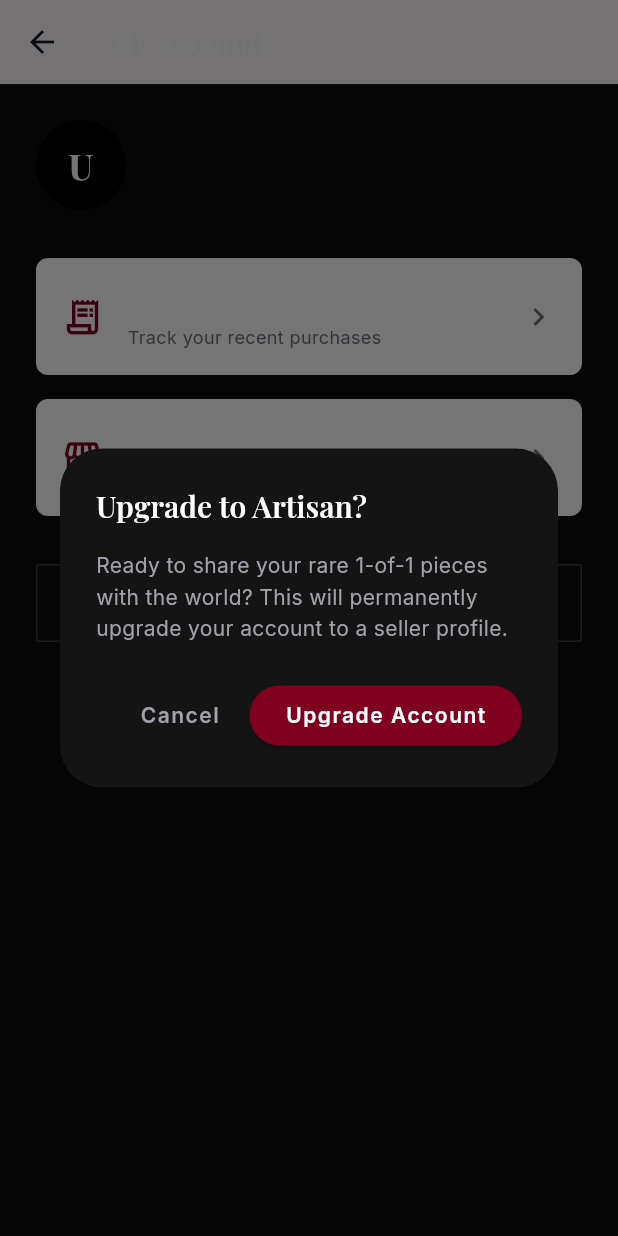
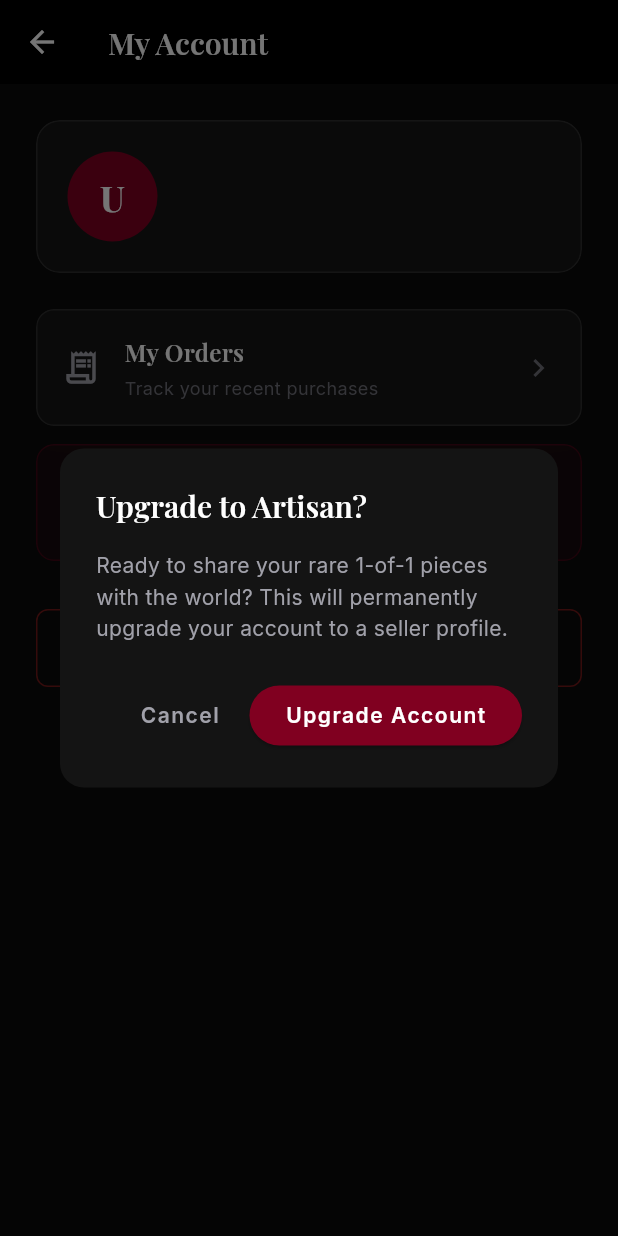
Before and after one commit to GoldenArt-U/GoldenArt, a Flutter app: the BuyerProfileScreen screen opened directly, after a tap on "Become an Artisan", on a phone screen of 412 x 824 dp. Run offline on Flutter 3.47's test engine with Material 3 defaults, Android fonts, the phone set to English and light mode, and no system bars; our stand-ins replace cached_network_image, cloud_firestore, firebase_auth, firebase_core, firebase_storage, google_fonts and 1 more; accounts and stored records are empty; network calls fail.

Commit message:
fix: auth routing and dark theme for buyer profile screen

```diff
--- a/lib/screens/buyer_profile_screen.dart
+++ b/lib/screens/buyer_profile_screen.dart
@@ -1,9 +1,10 @@
+import 'dart:ui';
 import 'package:flutter/material.dart';
 import 'package:provider/provider.dart';
 import 'package:artisan_market/providers/auth_provider.dart';
 import 'package:artisan_market/screens/orders_screen.dart';
+import 'package:artisan_market/screens/auth_screen.dart';
 import 'package:artisan_market/utils/constants.dart';
-import 'package:artisan_market/screens/auth_screen.dart';
 
 class BuyerProfileScreen extends StatelessWidget {
   const BuyerProfileScreen({super.key});
@@ -15,10 +16,9 @@ class BuyerProfileScreen extends StatelessWidget {
     return Scaffold(
       backgroundColor: AppColors.background,
       appBar: AppBar(
-        backgroundColor: Colors.white,
-        elevation: 0.5,
-        shadowColor: AppColors.border,
-        iconTheme: const IconThemeData(color: Color(0xFF0F172A)),
+        backgroundColor: Colors.black,
+        elevation: 0,
+        iconTheme: const IconThemeData(color: Colors.white),
         title: Text('My Account', style: AppTextStyles.heading3),
         centerTitle: false,
       ),
@@ -27,15 +27,30 @@ class BuyerProfileScreen extends StatelessWidget {
         child: Column(
           crossAxisAlignment: CrossAxisAlignment.start,
           children: [
-            // User Info
-            Row(
+            // ── User Info Glass Card ─────────────────────────────────────
+            ClipRRect(
+              borderRadius: BorderRadius.circular(16),
+              child: BackdropFilter(
+                filter: ImageFilter.blur(sigmaX: 12, sigmaY: 12),
+                child: Container(
+                  padding: const EdgeInsets.all(20),
+                  decoration: BoxDecoration(
+                    color: Colors.white.withOpacity(0.05),
+                    borderRadius: BorderRadius.circular(16),
+                    border:
+                        Border.all(color: Colors.white.withOpacity(0.1)),
+                  ),
+                  child: Row(
                     children: [
                       CircleAvatar(
                         radius: 30,
-                  backgroundColor: AppColors.dark,
+                        backgroundColor: AppColors.primary,
                         child: Text(
-                    auth.userName.isNotEmpty ? auth.userName[0].toUpperCase() : 'U',
-                    style: AppTextStyles.heading2.copyWith(color: Colors.white),
+                          auth.userName.isNotEmpty
+                              ? auth.userName[0].toUpperCase()
+                              : 'U',
+                          style: AppTextStyles.heading2
+                              .copyWith(color: Colors.white),
                         ),
                       ),
                       const SizedBox(width: 16),
@@ -43,37 +58,48 @@ class BuyerProfileScreen extends StatelessWidget {
                         child: Column(
                           crossAxisAlignment: CrossAxisAlignment.start,
                           children: [
-                      Text(auth.userName, style: AppTextStyles.heading3),
+                            Text(auth.userName,
+                                style: AppTextStyles.heading3),
                             const SizedBox(height: 4),
-                      Text(auth.user?.email ?? 'Membre GoldenArt', style: AppTextStyles.bodyMedium.copyWith(color: AppColors.textMedium)),
+                            Text(
+                              auth.user?.email ?? 'Membre GoldenArt',
+                              style: AppTextStyles.caption,
+                            ),
                           ],
                         ),
                       ),
                     ],
                   ),
-            const SizedBox(height: 32),
+                ),
+              ),
+            ),
+            const SizedBox(height: 24),
 
-            // Orders
+            // ── Menu Items ───────────────────────────────────────────────
             _menuItem(
               icon: Icons.receipt_long_outlined,
               title: 'My Orders',
               subtitle: 'Track your recent purchases',
-              onTap: () {
-                Navigator.push(context, MaterialPageRoute(builder: (_) => const OrdersScreen()));
-              },
+              onTap: () => Navigator.push(context,
+                  MaterialPageRoute(
+                      builder: (_) => const OrdersScreen())),
             ),
-            const SizedBox(height: 16),
+            const SizedBox(height: 12),
 
-            // Apply to be an Artisan
             _menuItem(
               icon: Icons.storefront_outlined,
               title: 'Become an Artisan',
               subtitle: 'List your 1-of-1 unique creations',
+              accent: true,
               onTap: () {
                 showDialog(
                   context: context,
                   builder: (ctx) => AlertDialog(
-                    title: Text('Upgrade to Artisan?', style: AppTextStyles.heading3),
+                    backgroundColor: AppColors.surface,
+                    shape: RoundedRectangleBorder(
+                        borderRadius: BorderRadius.circular(16)),
+                    title: Text('Upgrade to Artisan?',
+                        style: AppTextStyles.heading3),
                     content: Text(
                       'Ready to share your rare 1-of-1 pieces with the world? '
                       'This will permanently upgrade your account to a seller profile.',
@@ -82,7 +108,9 @@ class BuyerProfileScreen extends StatelessWidget {
                     actions: [
                       TextButton(
                         onPressed: () => Navigator.pop(ctx),
-                        child: Text('Cancel', style: AppTextStyles.button.copyWith(color: AppColors.textMedium)),
+                        child: Text('Cancel',
+                            style: AppTextStyles.button
+                                .copyWith(color: AppColors.textMedium)),
                       ),
                       ElevatedButton(
                         onPressed: () async {
@@ -90,13 +118,19 @@ class BuyerProfileScreen extends StatelessWidget {
                           await auth.upgradeToSeller();
                           if (context.mounted) {
                             ScaffoldMessenger.of(context).showSnackBar(
-                              SnackBar(content: Text('Welcome to GoldenArt Studio!'), backgroundColor: AppColors.success),
+                              SnackBar(
+                                  content: Text(
+                                      'Welcome to GoldenArt Studio!'),
+                                  backgroundColor: AppColors.primary),
                             );
-                            Navigator.pop(context); // Pop profile to return home, profile button will now route to dashboard.
+                            Navigator.pop(context);
                           }
                         },
-                        style: ElevatedButton.styleFrom(backgroundColor: AppColors.primary),
-                        child: Text('Upgrade Account', style: AppTextStyles.button.copyWith(color: Colors.white)),
+                        style: ElevatedButton.styleFrom(
+                            backgroundColor: AppColors.primary),
+                        child: Text('Upgrade Account',
+                            style: AppTextStyles.button
+                                .copyWith(color: Colors.white)),
                       ),
                     ],
                   ),
@@ -105,7 +139,7 @@ class BuyerProfileScreen extends StatelessWidget {
             ),
             const SizedBox(height: 32),
 
-            // Logout
+            // ── Logout Button ─────────────────────────────────────────────
             SizedBox(
               width: double.infinity,
               child: OutlinedButton(
@@ -114,17 +148,22 @@ class BuyerProfileScreen extends StatelessWidget {
                   if (context.mounted) {
                     Navigator.pushAndRemoveUntil(
                       context,
-                      MaterialPageRoute(builder: (_) => const AuthScreen()),
+                      MaterialPageRoute(
+                          builder: (_) => const AuthScreen()),
                       (r) => false,
                     );
                   }
                 },
                 style: OutlinedButton.styleFrom(
                   padding: const EdgeInsets.symmetric(vertical: 16),
-                  side: BorderSide(color: AppColors.border),
-                  shape: RoundedRectangleBorder(borderRadius: BorderRadius.circular(2)),
+                  side: BorderSide(
+                      color: AppColors.error.withOpacity(0.5)),
+                  shape: RoundedRectangleBorder(
+                      borderRadius: BorderRadius.circular(8)),
                 ),
-                child: Text('Log Out', style: AppTextStyles.button.copyWith(color: AppColors.dark)),
+                child: Text('Log Out',
+                    style: AppTextStyles.button
+                        .copyWith(color: AppColors.error)),
               ),
             ),
           ],
@@ -133,20 +172,39 @@ class BuyerProfileScreen extends StatelessWidget {
     );
   }
 
-  Widget _menuItem({required IconData icon, required String title, required String subtitle, required VoidCallback onTap}) {
+  Widget _menuItem({
+    required IconData icon,
+    required String title,
+    required String subtitle,
+    required VoidCallback onTap,
+    bool accent = false,
+  }) {
     return InkWell(
       onTap: onTap,
-      borderRadius: BorderRadius.circular(8),
+      borderRadius: BorderRadius.circular(12),
+      child: ClipRRect(
+        borderRadius: BorderRadius.circular(12),
+        child: BackdropFilter(
+          filter: ImageFilter.blur(sigmaX: 10, sigmaY: 10),
           child: Container(
             padding: const EdgeInsets.all(16),
             decoration: BoxDecoration(
-          color: Colors.white,
-          border: Border.all(color: AppColors.border),
-          borderRadius: BorderRadius.circular(8),
+              color: accent
+                  ? AppColors.primary.withOpacity(0.1)
+                  : Colors.white.withOpacity(0.05),
+              borderRadius: BorderRadius.circular(12),
+              border: Border.all(
+                color: accent
+                    ? AppColors.primary.withOpacity(0.4)
+                    : Colors.white.withOpacity(0.1),
+              ),
             ),
             child: Row(
               children: [
-            Icon(icon, size: 28, color: AppColors.primary),
+                Icon(icon,
+                    size: 26,
+                    color:
+                        accent ? AppColors.primary : AppColors.textMedium),
                 const SizedBox(width: 16),
                 Expanded(
                   child: Column(
@@ -158,8 +216,13 @@ class BuyerProfileScreen extends StatelessWidget {
                     ],
                   ),
                 ),
-            Icon(Icons.chevron_right, color: AppColors.textLight),
+                Icon(Icons.chevron_right,
+                    color: accent
+                        ? AppColors.primary
+                        : AppColors.textLight),
               ],
+            ),
+          ),
         ),
       ),
     );
--- a/lib/screens/home_screen.dart
+++ b/lib/screens/home_screen.dart
@@ -9,6 +9,8 @@ import 'package:artisan_market/services/firestore_service.dart';
 import 'package:artisan_market/screens/cart_screen.dart';
 import 'package:artisan_market/screens/orders_screen.dart';
 import 'package:artisan_market/screens/product_detail_screen.dart';
+import 'package:artisan_market/screens/auth_screen.dart';
+import 'package:artisan_market/screens/buyer_profile_screen.dart';
 import 'package:artisan_market/screens/dashboard_screen.dart';
 import 'package:artisan_market/widgets/product_card.dart';
 import 'package:artisan_market/utils/constants.dart';
@@ -119,9 +121,21 @@ class _HomeScreenState extends State<HomeScreen> {
               ),
               IconButton(
                 icon: const Icon(Icons.person_outline, color: Colors.white),
-                onPressed: () => Navigator.push(context,
-                    MaterialPageRoute(
-                        builder: (_) => const DashboardScreen())),
+                onPressed: () {
+                  if (!auth.isLoggedIn) {
+                    Navigator.push(context,
+                        MaterialPageRoute(
+                            builder: (_) => const AuthScreen()));
+                  } else if (auth.isSeller) {
+                    Navigator.push(context,
+                        MaterialPageRoute(
+                            builder: (_) => const DashboardScreen()));
+                  } else {
+                    Navigator.push(context,
+                        MaterialPageRoute(
+                            builder: (_) => const BuyerProfileScreen()));
+                  }
+                },
               ),
               const SizedBox(width: 8),
             ],
```
Lines whose indentation alone changed are shown as unchanged.
